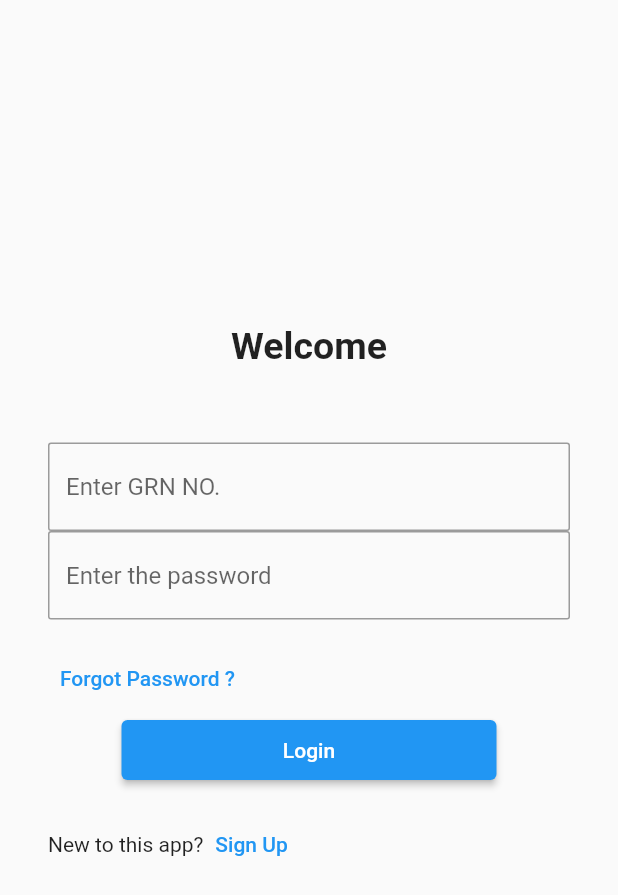
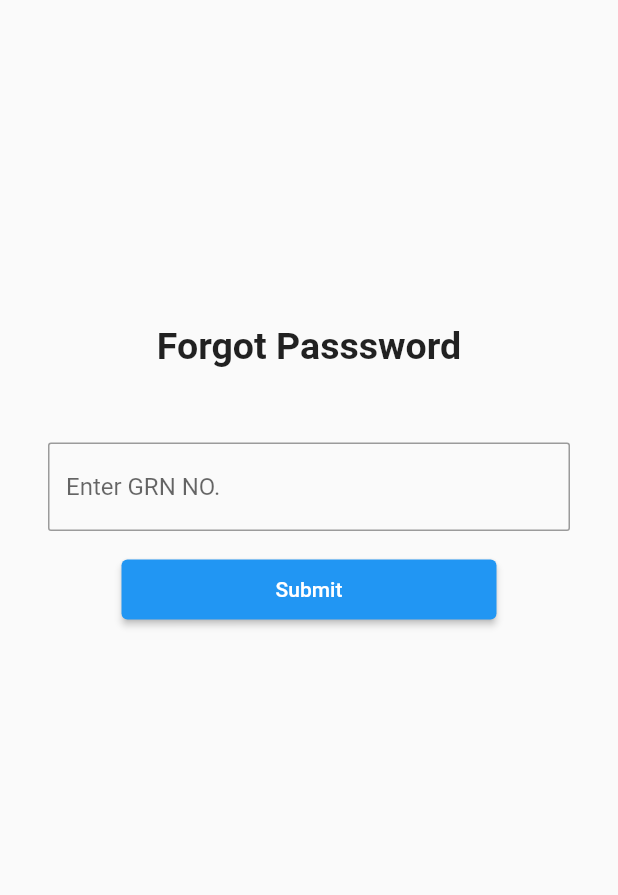
Before and after one commit to NeelMunot/VSS-Managaement, a Flutter app: the screen it shows after launch, after a tap on "Forgot Password ?", on a phone screen of 412 x 824 dp. Shown: the top 895 px of the screen. Run offline on Flutter 3.47's test engine with Material 2 defaults, Android fonts, the phone set to English and light mode, and no system bars; our stand-ins replace dropdown_button2, email_validator, firebase_auth, firebase_core, firebase_database; missing offline and left inert: dart:ffi; accounts and stored records are empty.

Commit message:
Forgot password implemennted

```diff
--- /dev/null
+++ b/project_vss/lib/pages/Forgot_pwd.dart
@@ -0,0 +1,97 @@
+import 'package:firebase_auth/firebase_auth.dart';
+import 'package:firebase_database/firebase_database.dart';
+import 'package:flutter/material.dart';
+import 'package:flutter_application_1/widgets/input_field.dart';
+import 'package:flutter_application_1/Backend.dart';
+import 'package:flutter_application_1/pages/Login_page.dart';
+class Forgot_pwd extends StatefulWidget {
+  const Forgot_pwd({Key? key}) : super(key: key);
+
+  @override
+  State<Forgot_pwd> createState() => _Forgot_pwdState();
+}
+
+class _Forgot_pwdState extends State<Forgot_pwd> {
+  final TextEditingController grnController = TextEditingController();
+  final FirebaseAuth _auth = FirebaseAuth.instance;
+  final ref = FirebaseDatabase.instance.ref();
+void Forgot() async{
+
+
+  String Grn_No=grnController.text.trim();
+  print(Grn_No);
+  String email="";
+  String userid="";
+  print(Grn_No);
+if(GRN.validateGrn(Grn_No))
+{
+    await UserData.checkdata(Grn_No);
+    Map<String,String> data=UserData.User_data;
+
+    if(data.isNotEmpty)
+    {
+    email= data["Email"].toString();
+    print(email);
+      //await _auth.sendPasswordResetEmail(email: "piyanshu786ab@gmail.com");
+      await popups.showMessage(context, "Password Reset Email is Sent to the provided GRN Number's Email-ID \n\nUse the New Password For Logging in to your account.");
+
+    }
+
+   else {
+    grnController.clear();
+    popups.showMessage(context, "No user is found with GRN No. '$Grn_No' ");
+      }
+
+}
+else{
+    grnController.clear();
+    popups.showMessage(context,"Invalid GRN No. Provided");
+    }
+
+
+
+
+}
+
+  @override
+  Widget build(BuildContext context) {
+    return Scaffold(
+      body: SingleChildScrollView(
+        child: Padding(
+          padding: const EdgeInsets.symmetric(vertical:16.0,horizontal:32.0),
+          child: Column(
+            children: [
+              SizedBox(
+                height: 200,
+              ),
+              Text( "Forgot Passsword",
+            style:TextStyle(
+              fontSize: 25,
+              fontWeight: FontWeight.bold,),),
+              SizedBox(
+                height: 50,
+              ),
+
+              Inputfield(hintText: "Enter GRN NO.", labelText: "GRN NO." ,controller:grnController,/*call validatory conditions here*/),
+              SizedBox(
+                height: 15,
+              ),
+
+              //____________Forgot Button______________
+              ElevatedButton(onPressed: (){
+                Forgot();
+                },
+                 child: Text("Submit"),style: TextButton.styleFrom(minimumSize: Size(250, 40)),),
+              SizedBox(
+                height: 15,
+              ),
+
+
+
+            ],
+          ),
+        ),
+      )
+    ) ;
+  }
+}
--- a/project_vss/lib/pages/Login_page.dart
+++ b/project_vss/lib/pages/Login_page.dart
@@ -1,6 +1,7 @@
 import 'package:firebase_auth/firebase_auth.dart';
 import 'package:firebase_database/firebase_database.dart';
 import 'package:flutter/material.dart';
+import 'package:flutter_application_1/pages/Forgot_pwd.dart';
 import 'package:flutter_application_1/pages/Homepage_admin.dart';
 import 'package:flutter_application_1/pages/Homepage_user.dart';
 import 'package:flutter_application_1/pages/Registration_page.dart';
@@ -136,7 +137,13 @@ else{
               //____________Forgot password______________
               Row(
                 children: [
-                  TextButton(onPressed: (){print("forgot password");},
+                  TextButton(onPressed: (){
+
+              Navigator.of(context).push(
+              MaterialPageRoute(builder: (context) => Forgot_pwd()),
+              );
+
+                  },
                       child: Text("Forgot Password ?"))
                 ],
               ),
--- a/project_vss/lib/pages/Registration_page.dart
+++ b/project_vss/lib/pages/Registration_page.dart
@@ -76,7 +76,7 @@ CheckboxListTile(
 
       //-----------------------------------------------------------------------
 
-              Inputfield(hintText: "Enter Your Phone Number+$_gender", labelText: "Phone Number" ,controller:phoneController ,/*call validatory conditions here*/),
+              Inputfield(hintText: "Enter Your Phone Number", labelText: "Phone Number" ,controller:phoneController ,/*call validatory conditions here*/),
               SizedBox(height: 15,),
 
               Inputfield(hintText: "Enter Your Email Address", labelText: "Email Address" ,controller:emailController ,/*call validatory conditions here*/),
@@ -191,7 +191,7 @@ CheckboxListTile(
                 await ref.child("Counters/User_Count").onValue.first.then((event) {
                 User_Count = int.parse(event.snapshot.value.toString());
                 });
-                String Grn_No=GRN.generateGrn("M",User_Count);
+                String Grn_No=GRN.generateGrn(_selectedGender.name,User_Count);
                 String password=passwordController.text.trim();
 
                 print(password);
@@ -205,6 +205,7 @@ CheckboxListTile(
                   "name": nameController.text.trim(),
                   "Phone Number": phoneController.text.trim(),
                   "GRN": Grn_No,
+                  "Gender": _selectedGender.name,
                   "Email": emailController.text.trim(),
                   "password":passwordController.text.trim(),
                   "HSC Marks":twelthController.text.trim(),
```
Also changed, not shown: project_vss/lib/Backend.dart (+5 -10 lines), project_vss/lib/pages/trials.dart (deleted, +0 -28 lines).
